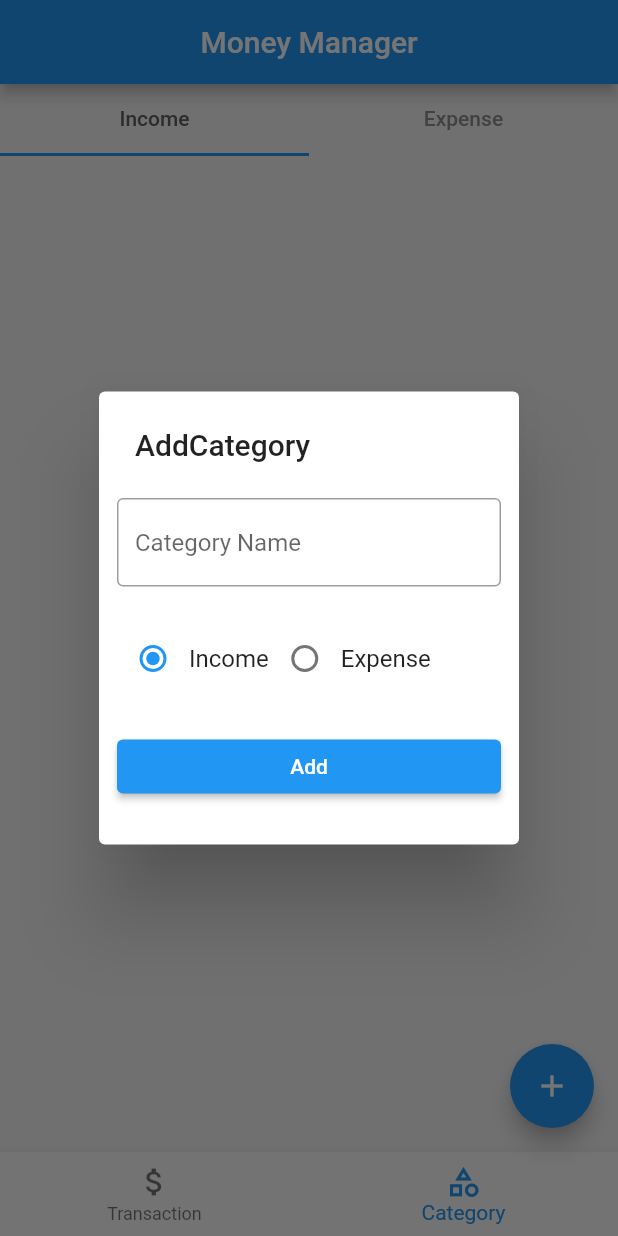
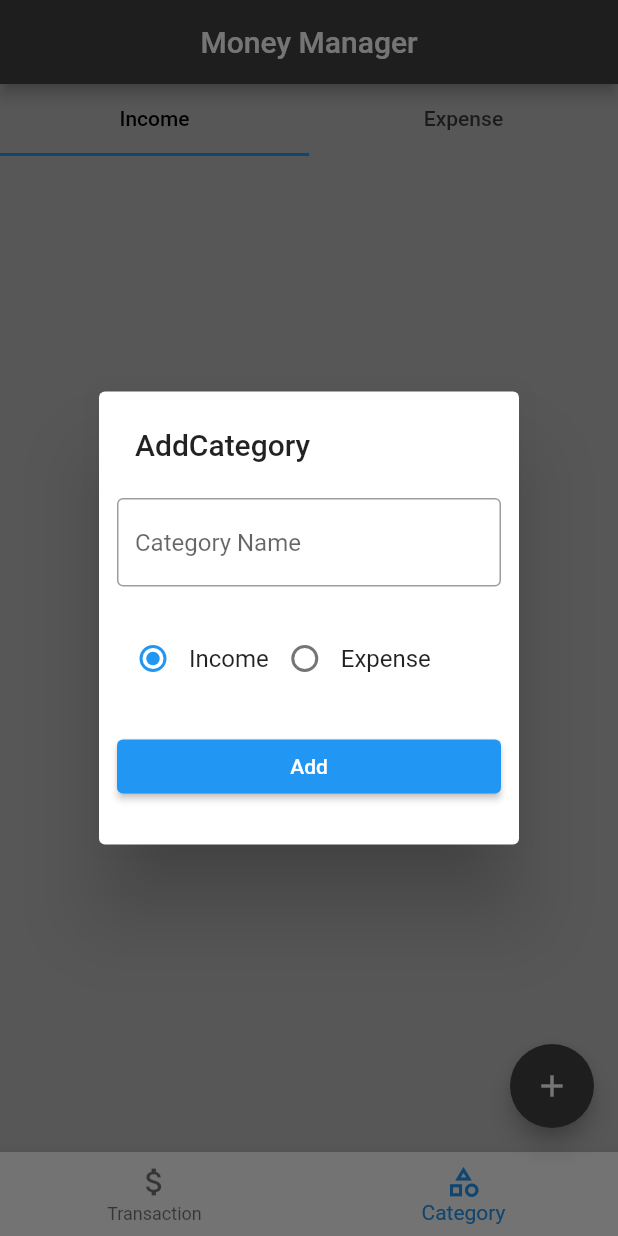
Before and after one commit to MuhammedFaizalB/Money_Management_App, a Flutter app: the screen it shows after launch, item 2 of the bottom bar chosen, after a tap on the "add" icon, on a phone screen of 412 x 824 dp. Run offline on Flutter 3.47's test engine with Material 2 defaults, Android fonts, the phone set to English and light mode, and no system bars; our stand-ins replace flutter_slidable, hive_flutter; accounts and stored records are empty.

Commit message:
UI Color Changed

```diff
--- a/lib/Screens/Home/home_screen.dart
+++ b/lib/Screens/Home/home_screen.dart
@@ -4,13 +4,11 @@ import 'package:money_management/Screens/category/category.dart';
 import 'package:money_management/Screens/category/category_popup.dart';
 import 'package:money_management/Screens/transaction/add_transaction.dart';
 import 'package:money_management/Screens/transaction/transaction.dart';
-import 'package:money_management/db/category/category_db.dart';
-import 'package:money_management/models/category/category_model.dart';
 
 import 'widgets/bottom_navigator.dart';
 
 class HomeScreen extends StatelessWidget {
-  HomeScreen({Key? key}) : super(key: key);
+  const HomeScreen({Key? key}) : super(key: key);
 
   static ValueNotifier<int> selectedIndexNodifier = ValueNotifier(0);
 
@@ -22,12 +20,13 @@ class HomeScreen extends StatelessWidget {
   @override
   Widget build(BuildContext context) {
     return Scaffold(
-      backgroundColor: Colors.grey[100],
+      backgroundColor: Colors.grey[400],
       appBar: AppBar(
-        title: Text('Money Manager'),
+        backgroundColor: Colors.grey[800],
+        title: const Text('Money Manager'),
         centerTitle: true,
       ),
-      bottomNavigationBar: BottomNavigator(),
+      bottomNavigationBar: const BottomNavigator(),
       body: SafeArea(
           child: ValueListenableBuilder(
         valueListenable: selectedIndexNodifier,
@@ -36,12 +35,11 @@ class HomeScreen extends StatelessWidget {
         },
       )),
       floatingActionButton: FloatingActionButton(
+        backgroundColor: Colors.grey[800],
         onPressed: () {
           if (selectedIndexNodifier.value == 0) {
-            print('Add Transaction');
             Navigator.of(context).pushNamed(AddTransaction.routeName);
           } else {
-            print('Add Category');
             showCategoryAddedPopup(context);
             // final _sample = CategoryModel(
             //   id: DateTime.now().millisecondsSinceEpoch.toString(),
@@ -51,7 +49,7 @@ class HomeScreen extends StatelessWidget {
             // CategoryDb().insertCategory(_sample);
           }
         },
-        child: Icon(Icons.add),
+        child: const Icon(Icons.add),
       ),
     );
   }
--- a/lib/Screens/category/category.dart
+++ b/lib/Screens/category/category.dart
@@ -24,7 +24,7 @@ class _CategoryState extends State<Category> {
       child: Column(
         children: [
           TabBar(
-            labelColor: Colors.grey[700],
+            labelColor: Colors.black,
             tabs: const [
               Tab(
                 text: 'Income',
--- a/lib/Screens/transaction/transaction.dart
+++ b/lib/Screens/transaction/transaction.dart
@@ -23,7 +23,7 @@ class Transaction extends StatelessWidget {
               return Slidable(
                 key: Key(_value.id!),
                 startActionPane: ActionPane(
-                  motion: BehindMotion(),
+                  motion: const BehindMotion(),
                   children: [
                     SlidableAction(
                       onPressed: (ctx) {
--- a/lib/main.dart
+++ b/lib/main.dart
@@ -28,11 +28,11 @@ class MyApp extends StatelessWidget {
   Widget build(BuildContext context) {
     return MaterialApp(
       theme: ThemeData(
-        primaryColor: Colors.blue[800],
+        primarySwatch: Colors.blue,
       ),
       themeMode: ThemeMode.system,
       title: 'Money Management',
-      home: HomeScreen(),
+      home: const HomeScreen(),
       routes: {
         AddTransaction.routeName: (ctx) {
           return const AddTransaction();
```
